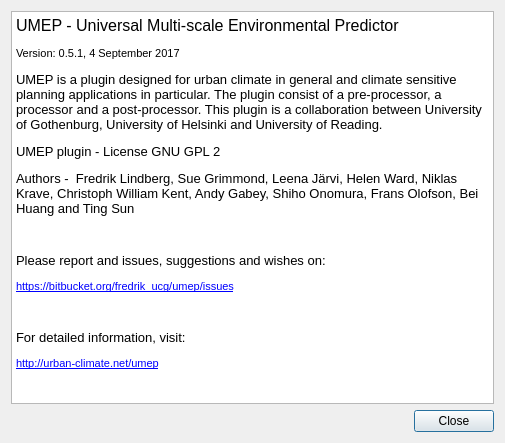
Before: the Qt Designer form UMEP_about.ui in UMEP-dev/UMEP, drawn with Qt 5.
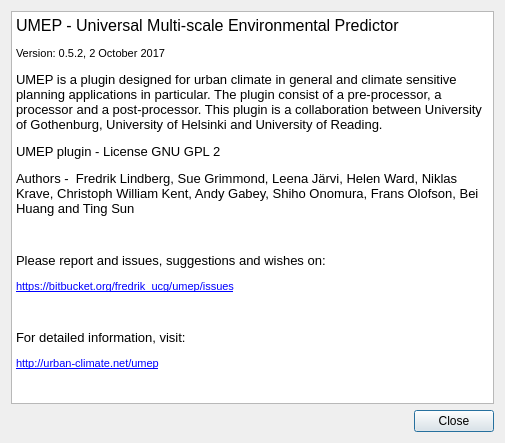
After: the same form once the commit is applied.

What changed in the file:
```diff
--- a/UMEP_about.ui
+++ b/UMEP_about.ui
@@ -31,7 +31,7 @@
 p, li { white-space: pre-wrap; }
 &lt;/style&gt;&lt;/head&gt;&lt;body style=&quot; font-family:'MS Shell Dlg 2'; font-size:8.25pt; font-weight:400; font-style:normal;&quot;&gt;
 &lt;p style=&quot; margin-top:0px; margin-bottom:0px; margin-left:0px; margin-right:0px; -qt-block-indent:0; text-indent:0px;&quot;&gt;&lt;span style=&quot; font-size:12pt;&quot;&gt;UMEP - Universal Multi-scale Environmental Predictor &lt;/span&gt;&lt;/p&gt;
-&lt;p style=&quot; margin-top:12px; margin-bottom:12px; margin-left:0px; margin-right:0px; -qt-block-indent:0; text-indent:0px;&quot;&gt;&lt;span style=&quot; font-size:8pt;&quot;&gt;Version: 0.5.1, 4 September 2017&lt;/span&gt;&lt;/p&gt;
+&lt;p style=&quot; margin-top:12px; margin-bottom:12px; margin-left:0px; margin-right:0px; -qt-block-indent:0; text-indent:0px;&quot;&gt;&lt;span style=&quot; font-size:8pt;&quot;&gt;Version: 0.5.2, 2 October 2017&lt;/span&gt;&lt;/p&gt;
 &lt;p style=&quot; margin-top:12px; margin-bottom:12px; margin-left:0px; margin-right:0px; -qt-block-indent:0; text-indent:0px;&quot;&gt;&lt;span style=&quot; font-size:10pt;&quot;&gt;UMEP is a plugin designed for urban climate in general and climate sensitive planning applications in particular. The plugin consist of a pre-processor, a processor and a post-processor. This plugin is a collaboration between University of Gothenburg, University of Helsinki and University of Reading.&lt;/span&gt;&lt;/p&gt;
 &lt;p style=&quot; margin-top:12px; margin-bottom:12px; margin-left:0px; margin-right:0px; -qt-block-indent:0; text-indent:0px;&quot;&gt;&lt;span style=&quot; font-size:10pt;&quot;&gt;UMEP plugin - License GNU GPL 2&lt;/span&gt;&lt;/p&gt;
 &lt;p style=&quot; margin-top:12px; margin-bottom:12px; margin-left:0px; margin-right:0px; -qt-block-indent:0; text-indent:0px;&quot;&gt;&lt;span style=&quot; font-size:10pt;&quot;&gt;Authors -  Fredrik Lindberg, Sue Grimmond, Leena Järvi, Helen Ward, Niklas Krave, Christoph William Kent, Andy Gabey, Shiho Onomura, Frans Olofson, Bei Huang and Ting Sun&lt;/span&gt;&lt;/p&gt;
```
